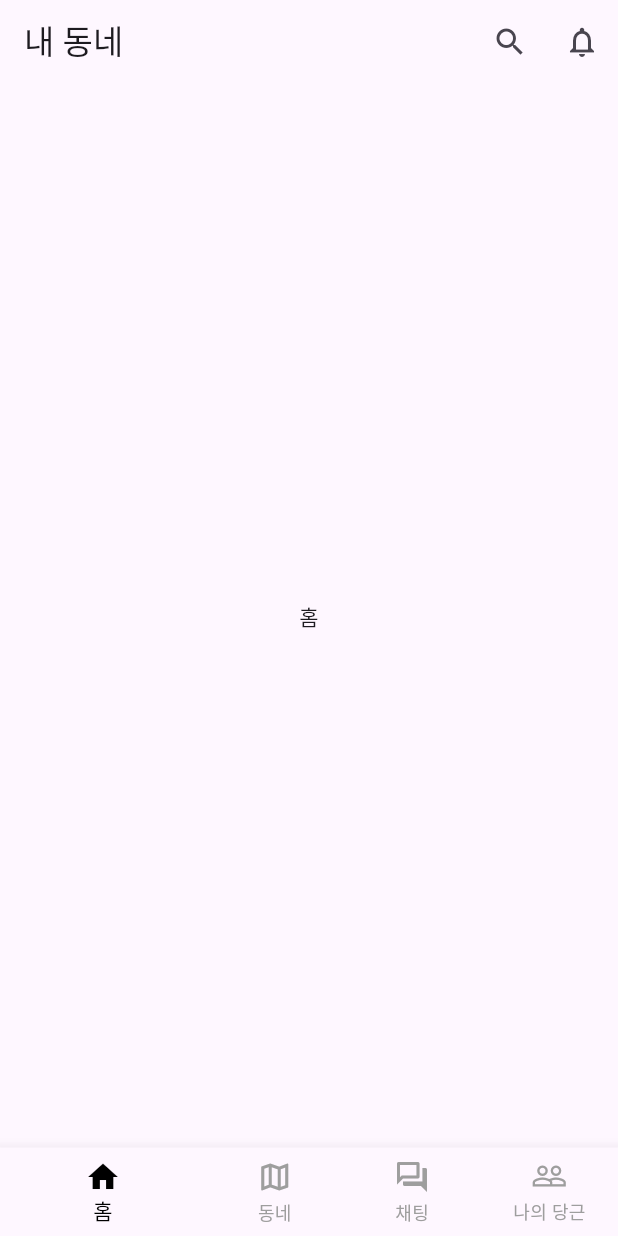
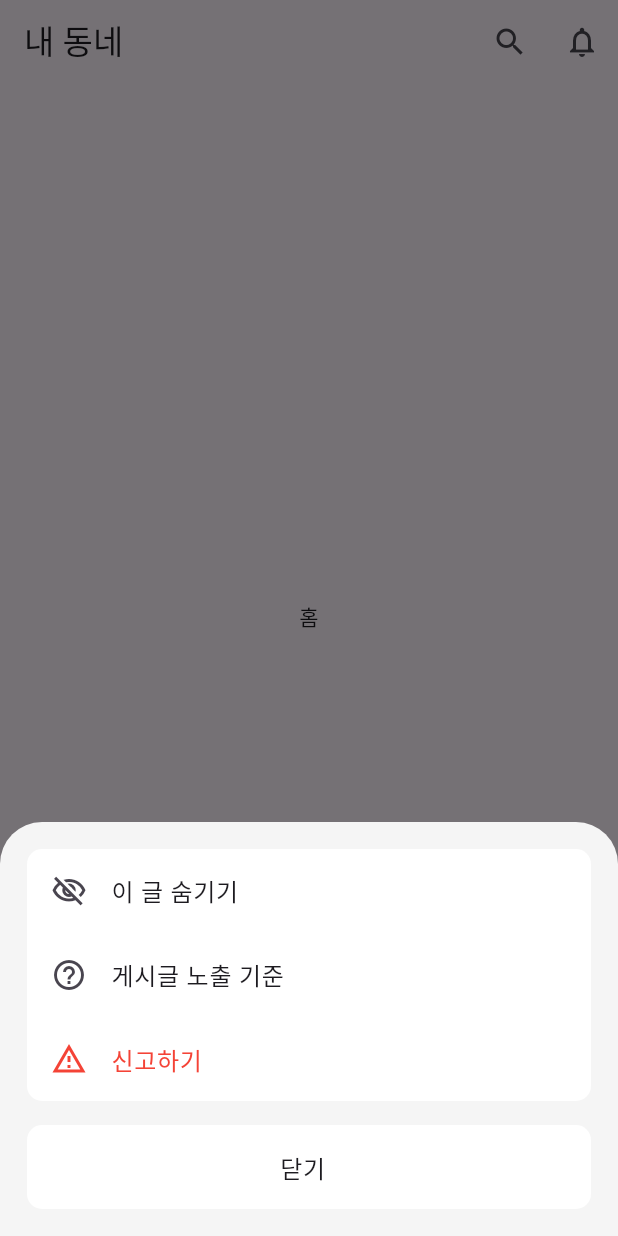
Before and after one commit to Hong-mae/carrot_market_app, a Flutter app: the screen it shows after launch, after a tap on the "notifications none" icon, on a phone screen of 412 x 824 dp. Run offline on Flutter 3.47's test engine with Material 3 defaults, Android fonts, the phone set to English and light mode, and no system bars; our stand-ins replace logger.

Commit message:
Add bottom modal

```diff
--- a/lib/screens/home.dart
+++ b/lib/screens/home.dart
@@ -1,3 +1,4 @@
+import 'package:carrot_market_app/widgets/modal/more_bottom.dart';
 import 'package:flutter/material.dart';
 
 final List<BottomNavigationBarItem> tabs = <BottomNavigationBarItem>[
@@ -55,7 +56,19 @@ class _HomePageState extends State<HomePage> {
         actions: [
           IconButton(onPressed: () {}, icon: Icon(Icons.search)),
           IconButton(
-            onPressed: () {},
+            onPressed: () {
+              showModalBottomSheet(
+                context: context,
+                backgroundColor: Colors.grey[100],
+                builder: (context) {
+                  return MoreBottomModal(
+                    onCancle: () {
+                      Navigator.pop(context);
+                    },
+                  );
+                },
+              );
+            },
             icon: Icon(Icons.notifications_none_outlined),
           ),
         ],
--- /dev/null
+++ b/lib/widgets/modal/more_bottom.dart
@@ -0,0 +1,57 @@
+import 'package:flutter/material.dart';
+
+class MoreBottomModal extends StatelessWidget {
+  final VoidCallback onCancle;
+
+  const MoreBottomModal({super.key, required this.onCancle});
+
+  @override
+  Widget build(BuildContext context) {
+    return Container(
+      padding: EdgeInsets.all(10),
+      child: Column(
+        mainAxisSize: MainAxisSize.min,
+        children: [
+          Container(
+            margin: EdgeInsets.all(8.0),
+            decoration: BoxDecoration(
+              color: Colors.white,
+              borderRadius: BorderRadius.circular(10),
+            ),
+            child: Column(
+              mainAxisSize: MainAxisSize.min,
+              children: [
+                ListTile(
+                  leading: Icon(Icons.visibility_off_outlined),
+                  title: Text('이 글 숨기기'),
+                ),
+                ListTile(
+                  leading: Icon(Icons.help_outline),
+                  title: Text('게시글 노출 기준'),
+                ),
+                ListTile(
+                  leading: Icon(
+                    Icons.warning_amber_outlined,
+                    color: Colors.red,
+                  ),
+                  title: Text('신고하기', style: TextStyle(color: Colors.red)),
+                ),
+              ],
+            ),
+          ),
+          Container(
+            margin: EdgeInsets.all(8.0),
+            decoration: BoxDecoration(
+              color: Colors.white,
+              borderRadius: BorderRadius.circular(10),
+            ),
+            child: ListTile(
+              title: Text('닫기', textAlign: TextAlign.center),
+              onTap: onCancle,
+            ),
+          ),
+        ],
+      ),
+    );
+  }
+}
```
